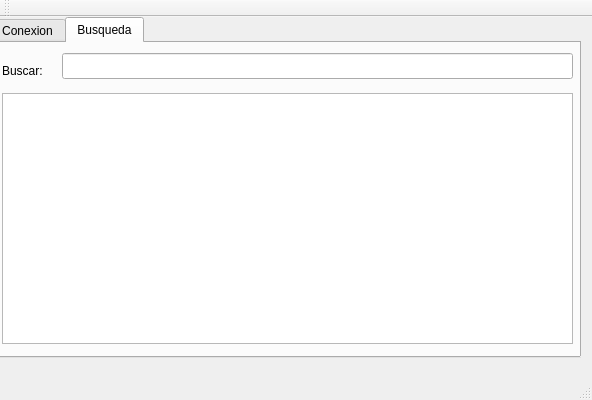
Qt form mainwindow.ui (Nsm/lares) before a commit.
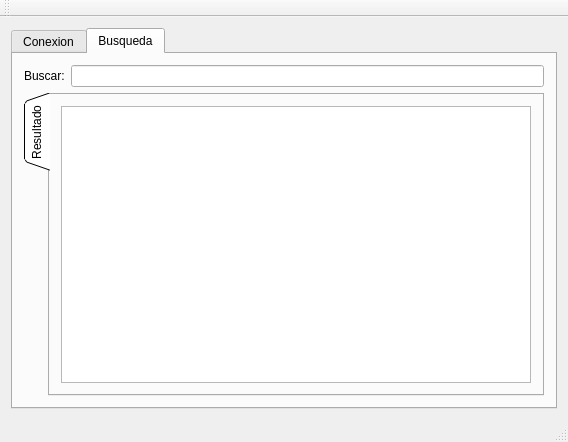
The same form after that commit.

Commit message: Se arregla un fallo que hacia que la busqueda no mostrara los resultados Se modifica un poco la interfaz de la busqueda

The edit to the form file:
```diff
--- a/mainwindow.ui
+++ b/mainwindow.ui
@@ -6,23 +6,17 @@
    <rect>
     <x>0</x>
     <y>0</y>
-    <width>592</width>
-    <height>400</height>
+    <width>568</width>
+    <height>442</height>
    </rect>
   </property>
   <property name="windowTitle">
    <string>MainWindow</string>
   </property>
   <widget class="QWidget" name="centralWidget">
+   <layout class="QGridLayout" name="gridLayout">
+    <item row="0" column="0">
    <widget class="QTabWidget" name="tabWidget">
-    <property name="geometry">
-     <rect>
-      <x>-10</x>
-      <y>0</y>
-      <width>591</width>
-      <height>341</height>
-     </rect>
-    </property>
     <property name="currentIndex">
      <number>1</number>
     </property>
@@ -48,41 +42,56 @@
      <attribute name="title">
       <string>Busqueda</string>
      </attribute>
+       <layout class="QGridLayout" name="gridLayout_2">
+        <item row="0" column="0">
+         <layout class="QVBoxLayout" name="verticalLayout">
+          <item>
+           <layout class="QHBoxLayout" name="horizontalLayout">
+            <item>
      <widget class="QLabel" name="label">
-      <property name="geometry">
-       <rect>
-        <x>10</x>
-        <y>20</y>
-        <width>57</width>
-        <height>16</height>
-       </rect>
-      </property>
       <property name="text">
        <string>Buscar:</string>
       </property>
      </widget>
-     <widget class="QLineEdit" name="leSearch">
-      <property name="geometry">
-       <rect>
-        <x>70</x>
-        <y>10</y>
-        <width>511</width>
-        <height>26</height>
-       </rect>
-      </property>
-     </widget>
-     <widget class="QListWidget" name="lwSearchResult">
-      <property name="geometry">
-       <rect>
-        <x>10</x>
-        <y>50</y>
-        <width>571</width>
-        <height>251</height>
-       </rect>
-      </property>
-     </widget>
-    </widget>
-   </widget>
+            </item>
+            <item>
+             <widget class="QLineEdit" name="leSearch"/>
+            </item>
+           </layout>
+          </item>
+          <item>
+           <widget class="QTabWidget" name="tabWidget_2">
+            <property name="tabPosition">
+             <enum>QTabWidget::West</enum>
+            </property>
+            <property name="tabShape">
+             <enum>QTabWidget::Triangular</enum>
+            </property>
+            <property name="currentIndex">
+             <number>0</number>
+            </property>
+            <property name="elideMode">
+             <enum>Qt::ElideNone</enum>
+            </property>
+            <widget class="QWidget" name="tab_5">
+             <attribute name="title">
+              <string>Resultado</string>
+             </attribute>
+             <layout class="QGridLayout" name="gridLayout_3">
+              <item row="0" column="0">
+               <widget class="QListWidget" name="lwSearchResult"/>
+              </item>
+             </layout>
+            </widget>
+           </widget>
+          </item>
+         </layout>
+        </item>
+       </layout>
+      </widget>
+     </widget>
+    </item>
+   </layout>
   </widget>
   <widget class="QMenuBar" name="menuBar">
    <property name="geometry">
```
Left out of the diff: 2 changed lines with no effect on the pictures. Lines whose indentation alone changed are shown as unchanged. The commit also changes 2 other files.
